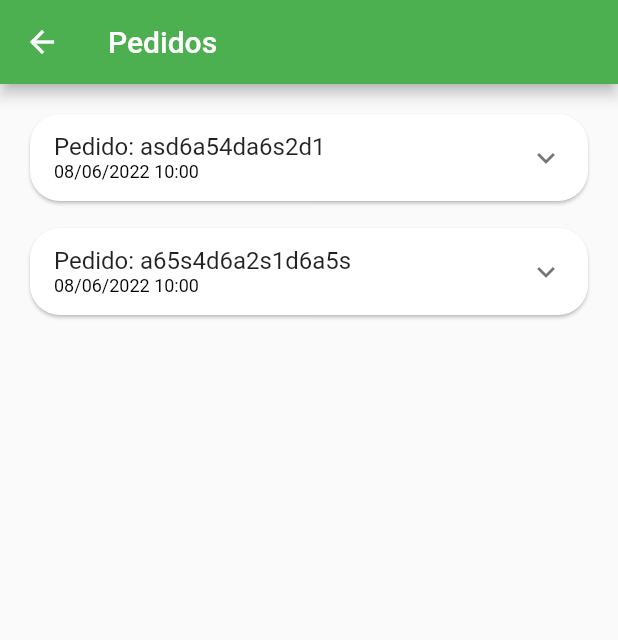
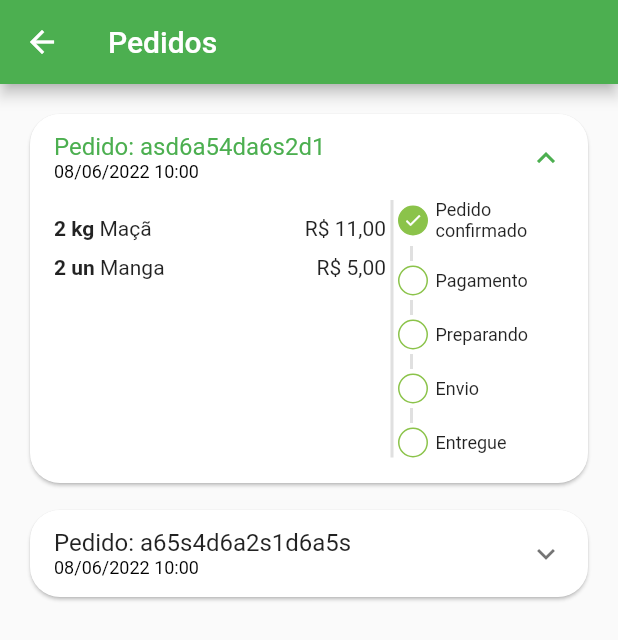
Before and after one commit to RafaelSousaLima/greengrocer, a Flutter app: the OrdersTab screen opened directly, on a phone screen of 412 x 824 dp. Shown: the top 640 px of the screen. Run offline on Flutter 3.47's test engine with Material 2 defaults, Android fonts, the phone set to English and light mode, and no system bars; our stand-ins replace animated_text_kit, badges, mask_text_input_formatter; missing offline and left inert: dart:ffi.

Commit message:
Finish order status

```diff
--- a/lib/src/config/app_data.dart
+++ b/lib/src/config/app_data.dart
@@ -98,7 +98,7 @@ List<OrderModel> orders = [
       '2022-06-08 10:00:10.458',
     ),
     overdueDateTime: DateTime.parse(
-      '2022-06-08 11:00:10.458',
+      '2022-09-30 11:00:10.458',
     ),
     id: 'asd6a54da6s2d1',
     status: 'pending_payment',
@@ -122,7 +122,7 @@ List<OrderModel> orders = [
       '2022-06-08 10:00:10.458',
     ),
     overdueDateTime: DateTime.parse(
-      '2022-06-08 11:00:10.458',
+      '2022-09-30 11:00:10.458',
     ),
     id: 'a65s4d6a2s1d6a5s',
     status: 'delivered',
--- a/lib/src/pages/orders/components/Order_tile.dart
+++ b/lib/src/pages/orders/components/Order_tile.dart
@@ -9,7 +9,7 @@ class OrderTile extends StatelessWidget {
 
   final UtilsServices utilsServices = UtilsServices();
 
-  OrderTile({required this.order});
+  OrderTile({Key? key, required this.order}) : super(key: key);
 
   @override
   Widget build(BuildContext context) {
@@ -20,6 +20,7 @@ class OrderTile extends StatelessWidget {
       child: Theme(
         data: Theme.of(context).copyWith(dividerColor: Colors.transparent),
         child: ExpansionTile(
+          initiallyExpanded: order.status == 'pending_payment',
           childrenPadding: const EdgeInsets.fromLTRB(16, 0, 16, 16),
           title: Column(
             crossAxisAlignment: CrossAxisAlignment.start,
@@ -36,13 +37,14 @@ class OrderTile extends StatelessWidget {
             ],
           ),
           children: [
-            SizedBox(
-              height: 150,
+            IntrinsicHeight(
               child: Row(
                 children: [
                   //Lista de produtos
                   Expanded(
                     flex: 2,
+                    child: SizedBox(
+                      height: 150,
                       child: ListView(
                         children: order.items.map((orderItem) {
                           return _OrderItemWidget(
@@ -52,6 +54,7 @@ class OrderTile extends StatelessWidget {
                         }).toList(),
                       ),
                     ),
+                  ),
                   VerticalDivider(
                       color: Colors.grey.shade300, thickness: 2, width: 8),
                   //Status do produto
@@ -59,10 +62,9 @@ class OrderTile extends StatelessWidget {
                     flex: 1,
                     child: OrderStatusWidget(
                       status: order.status,
-                        isOverdue: order.overdueDateTime.isBefore(
-                          DateTime.now(),
+                      isOverdue: order.overdueDateTime.isBefore(DateTime.now()),
                     ),
-                      )),
+                  ),
                 ],
               ),
             )
--- a/lib/src/pages/orders/components/order_status_widget.dart
+++ b/lib/src/pages/orders/components/order_status_widget.dart
@@ -1,10 +1,22 @@
 import 'package:flutter/material.dart';
+import 'package:greengrocer/src/config/custom_colors.dart';
 
 class OrderStatusWidget extends StatelessWidget {
   final String status;
   final bool isOverdue;
 
-  const OrderStatusWidget({
+  final Map<String, int> allStatus = <String, int>{
+    'pending_payment': 0,
+    'refunded': 1,
+    'paid': 2,
+    'preparing_purchase': 3,
+    'shipping': 4,
+    'delivered': 5,
+  };
+
+  int get currentStatus => allStatus[status]!;
+
+  OrderStatusWidget({
     Key? key,
     required this.status,
     required this.isOverdue,
@@ -12,8 +24,92 @@ class OrderStatusWidget extends StatelessWidget {
 
   @override
   Widget build(BuildContext context) {
-    return Container(
-      color: Colors.yellow,
+    return Column(
+      crossAxisAlignment: CrossAxisAlignment.start,
+      children: [
+        _StatusDot(isActive: true, title: 'Pedido confirmado'),
+        _CustomDivider(),
+        if (currentStatus == 1) ...[
+          _StatusDot(isActive: true, title: 'Pix estornado', backgroundColor: Colors.orange,),
+        ] else if (isOverdue) ... [
+          _StatusDot(isActive: true, title: 'Pagamento Pix vencido', backgroundColor: Colors.red,),
+        ] else ...[
+          _StatusDot(isActive: currentStatus >= 2, title: 'Pagamento'),
+          _CustomDivider(),
+          _StatusDot(isActive: currentStatus >= 3, title: 'Preparando'),
+          _CustomDivider(),
+          _StatusDot(isActive: currentStatus >= 4, title: 'Envio'),
+          _CustomDivider(),
+          _StatusDot(isActive: currentStatus == 5, title: 'Entregue'),
+        ]
+      ],
     );
   }
 }
+
+class _CustomDivider extends StatelessWidget {
+  const _CustomDivider({Key? key}) : super(key: key);
+
+  @override
+  Widget build(BuildContext context) {
+    return Container(
+      margin: const EdgeInsets.symmetric(horizontal: 8, vertical: 3),
+      height: 10,
+      width: 2,
+      color: Colors.grey.shade300,
+    );
+  }
+}
+
+class _StatusDot extends StatelessWidget {
+  final bool isActive;
+  final String title;
+  final Color? backgroundColor;
+
+  _StatusDot({
+    Key? key,
+    required this.isActive,
+    required this.title,
+    this.backgroundColor
+  }) : super(key: key);
+
+  @override
+  Widget build(BuildContext context) {
+    return Row(
+      children: [
+        //Dot
+        Container(
+          alignment: Alignment.center,
+          height: 20,
+          width: 20,
+          decoration: BoxDecoration(
+            shape: BoxShape.circle,
+            border: Border.all(color: CustomColors.customSwatchColor),
+            color: isActive
+                ? backgroundColor ?? CustomColors.customSwatchColor
+                : Colors.transparent,
+          ),
+          child: isActive
+              ? const Icon(
+                  Icons.check,
+                  size: 13,
+                  color: Colors.white,
+                )
+              : const SizedBox.shrink(),
+        ),
+
+        //Espaçamento entre os status
+        const SizedBox(width: 5),
+
+        //  Texto
+        Expanded(
+            child: Text(
+          title,
+          style: const TextStyle(
+            fontSize: 12,
+          ),
+        )),
+      ],
+    );
+  }
+}
```
Lines whose indentation alone changed are shown as unchanged.
